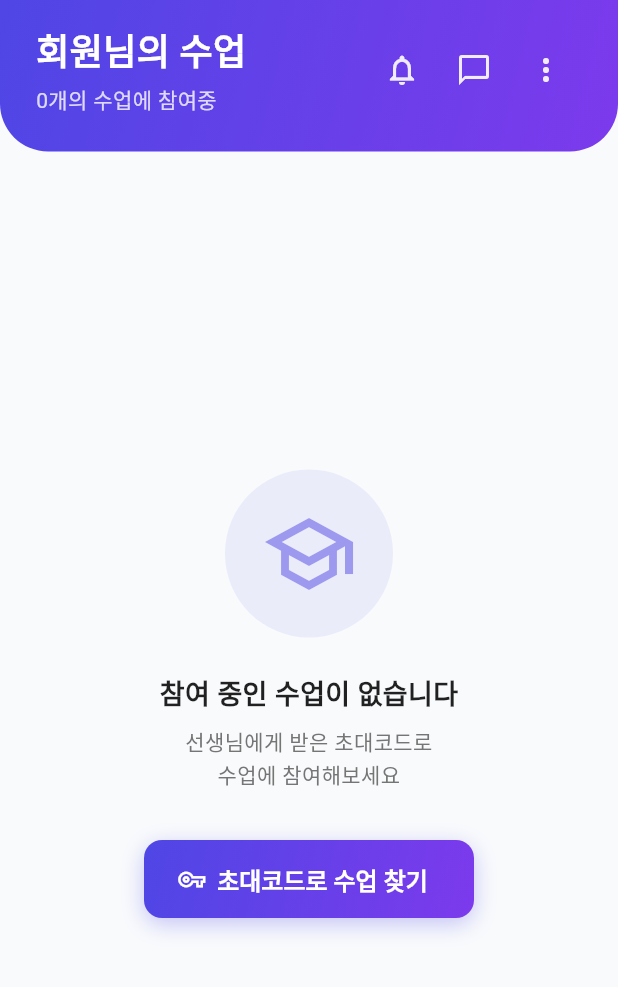
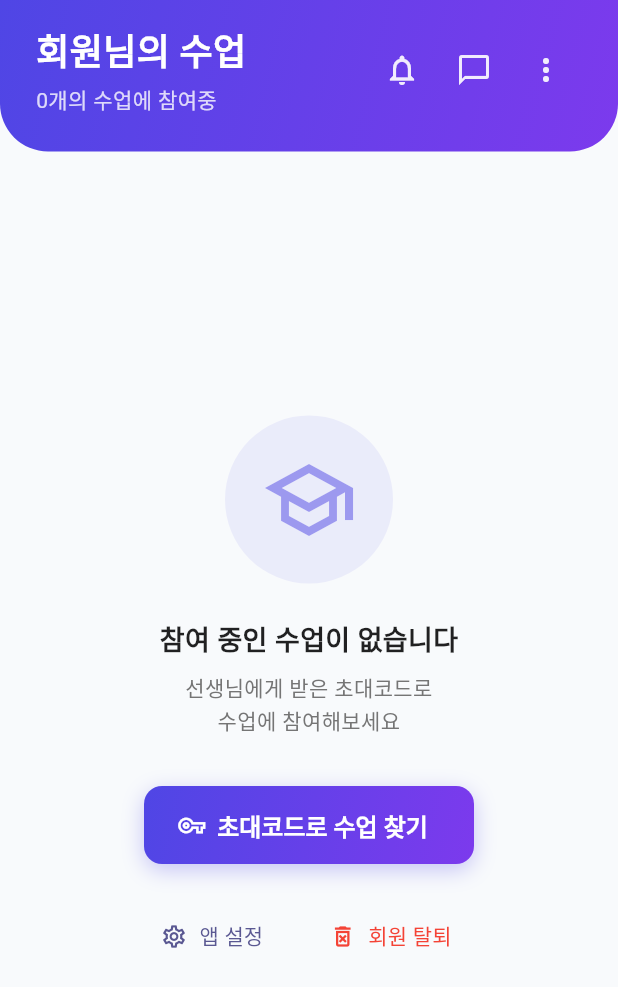
Before and after one commit to Kim-Jiny/CoachDesk, a Flutter app: the MemberHomeScreen screen opened by its route, on a phone screen of 412 x 824 dp. Shown: the top 987 px of the screen. Run offline on Flutter 3.47's test engine with Material 3 defaults, Android fonts, the phone set to English and light mode, and no system bars; our stand-ins replace cached_network_image, dio, firebase_core, firebase_messaging, fl_chart, flutter_local_notifications and 10 more; missing offline and left inert: exif, home_widget; accounts and stored records are empty; network calls fail.

Commit message:
fix(ios-review): 회원 빈 상태 화면에 회원 탈퇴 진입을 명시 노출
- _EmptyState에 "앱 설정"과 "회원 탈퇴" 버튼을 직접 추가해 가입 직후 리뷰어가 즉시 발견 가능
- 기존 기능(/member/settings의 탈퇴 흐름)은 그대로, 진입 동선만 추가
- 빌드 번호 1.0.0+2

Apple Guideline 5.1.1(v) 거절 대응.

Co-Authored-By: Claude Opus 4.7 (1M context) <noreply@anthropic.com>

```diff
--- a/app/lib/screens/member_home/member_home_screen.dart
+++ b/app/lib/screens/member_home/member_home_screen.dart
@@ -973,6 +973,30 @@ class _EmptyState extends StatelessWidget {
                   ),
                 ),
               ),
+              const SizedBox(height: 24),
+              Wrap(
+                alignment: WrapAlignment.center,
+                spacing: 16,
+                children: [
+                  TextButton.icon(
+                    onPressed: () => context.push('/member/settings'),
+                    icon: const Icon(Icons.settings_outlined, size: 18),
+                    label: const Text('앱 설정'),
+                  ),
+                  TextButton.icon(
+                    onPressed: () => context.push('/member/settings'),
+                    icon: const Icon(
+                      Icons.delete_forever_outlined,
+                      size: 18,
+                      color: Colors.red,
+                    ),
+                    label: const Text(
+                      '회원 탈퇴',
+                      style: TextStyle(color: Colors.red),
+                    ),
+                  ),
+                ],
+              ),
             ],
           ),
         ),
--- a/app/pubspec.yaml
+++ b/app/pubspec.yaml
@@ -1,7 +1,7 @@
 name: coachdesk
 description: "CoachDesk - 전문가를 위한 회원·일정·세션 통합 관리"
 publish_to: 'none'
-version: 1.0.0+1
+version: 1.0.0+2
 
 environment:
   sdk: ^3.11.0
```
